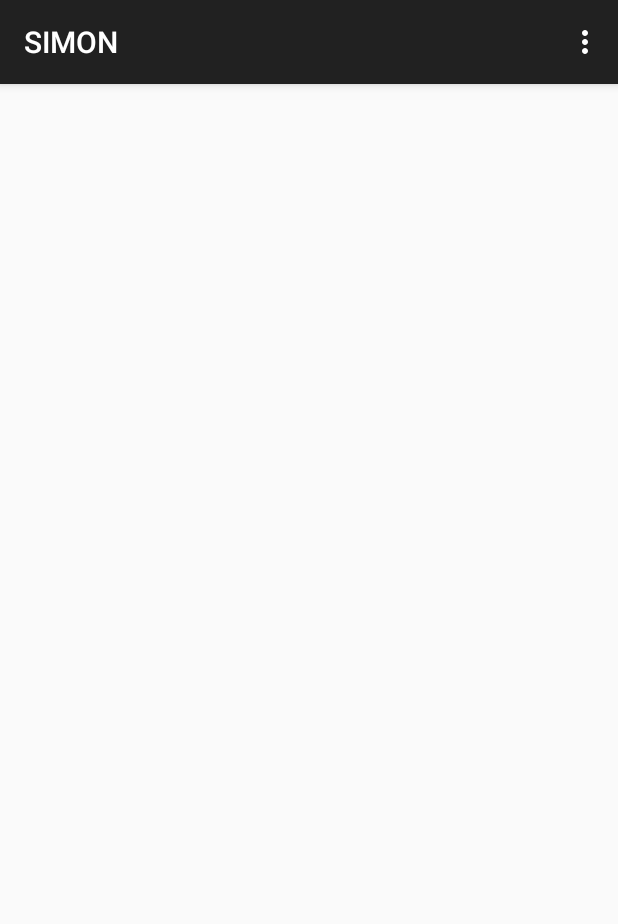
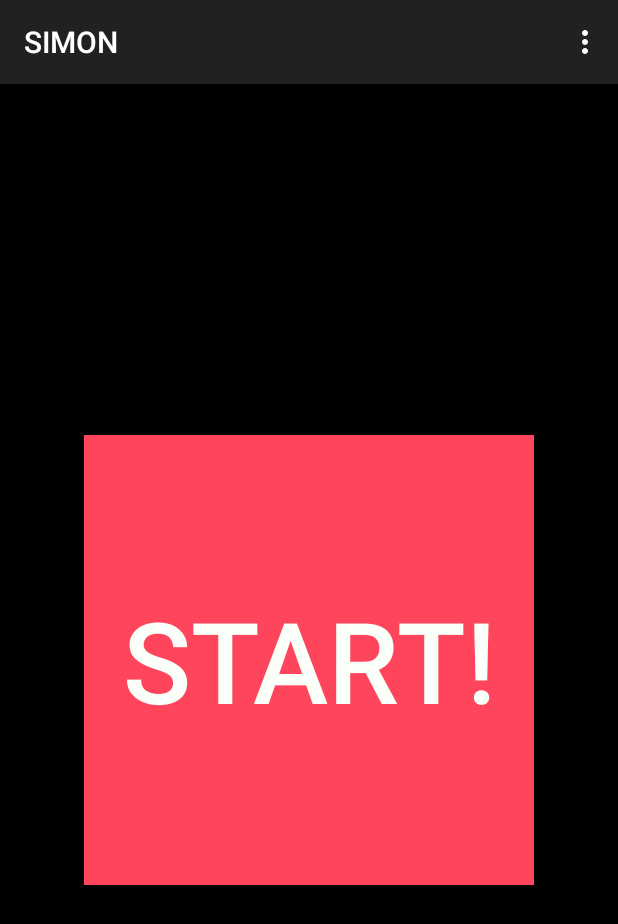
Before and after one commit to instntpudn/SIMON3, an Android app: the screen it shows after launch (MainActivity), on a phone screen of 412 x 824 dp. Shown: the top 924 px of the screen. Run offline under Robolectric (Android 15) with nearby library versions, the phone set to English and light mode, and no system bars.

Commit message:
start button
start button

```diff
--- a/app/src/main/res/layout/activity_main.xml
+++ b/app/src/main/res/layout/activity_main.xml
@@ -3,6 +3,18 @@
     android:layout_height="match_parent" android:paddingLeft="@dimen/activity_horizontal_margin"
     android:paddingRight="@dimen/activity_horizontal_margin"
     android:paddingTop="@dimen/activity_vertical_margin"
-    android:paddingBottom="@dimen/activity_vertical_margin" tools:context=".MainActivity">
+    android:paddingBottom="@dimen/activity_vertical_margin" tools:context=".MainActivity"
+    android:background="#ff000000">
 
+    <Button
+        android:layout_width="300sp"
+        android:layout_height="300sp"
+        android:text="START!"
+        android:id="@+id/Start"
+        android:layout_centerVertical="true"
+        android:layout_centerHorizontal="true"
+        android:textColor="#fffafff9"
+        android:background="#ffff455b"
+        android:clickable="false"
+        android:textSize="75dp" />
 </RelativeLayout>
```
Also changed, not shown: 2 other files.
